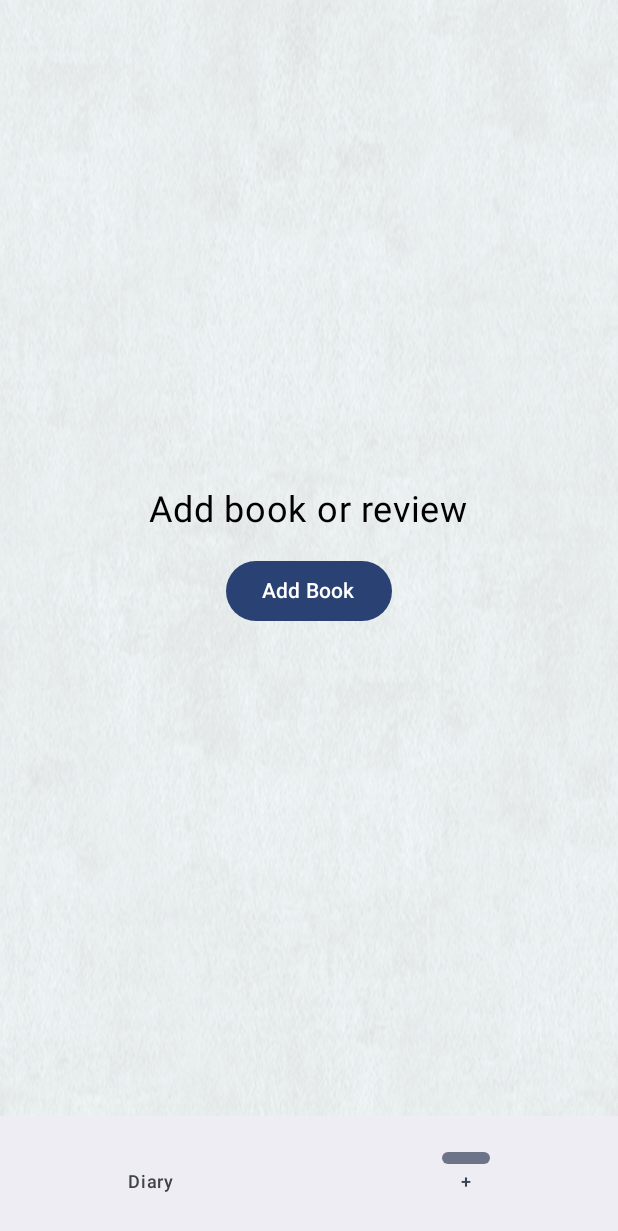
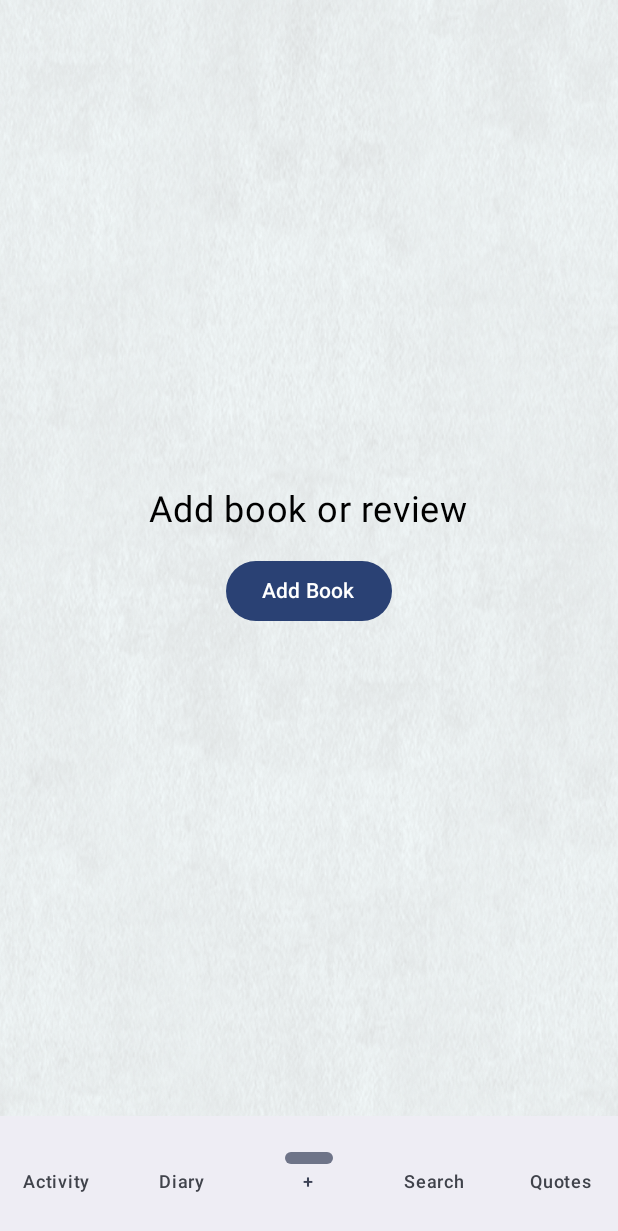
Before and after one commit to gitHST/pager, an Android app built with Jetpack Compose: the screen it shows after launch (MainActivity), on a phone screen of 412 x 824 dp. Shown: the top 1231 px of the screen. Run offline under Robolectric (Android 15) with nearby library versions, the phone set to English and light mode, and no system bars; our stand-ins replace Room's generated code.

Commit message:
Removed back button from review and added swipe navigation

```diff
--- a/app/build.gradle.kts
+++ b/app/build.gradle.kts
@@ -68,6 +68,7 @@ dependencies {
     implementation(libs.androidx.room.runtime)
     implementation(libs.androidx.room.ktx)
     implementation(libs.compose.google.fonts)
+    implementation(libs.compose.animation)
     ksp(libs.androidx.room.compiler)
 
     testImplementation(libs.junit)
--- a/app/src/main/java/com/luke/pager/navigation/BottomNavBar.kt
+++ b/app/src/main/java/com/luke/pager/navigation/BottomNavBar.kt
@@ -11,11 +11,11 @@ import androidx.navigation.compose.currentBackStackEntryAsState
 @Composable
 fun BottomNavBar(navController: NavHostController) {
     val items = listOf(
-        // NavItem("activity", "Activity"),
+        NavItem("activity", "Activity"),
         NavItem("diary", "Diary"),
         NavItem("plus", "+"),
-        // NavItem("search", "Search"),
-        // NavItem("quotes", "Quotes")
+        NavItem("search", "Search"),
+        NavItem("quotes", "Quotes")
     )
 
     NavigationBar {
--- a/app/src/main/java/com/luke/pager/navigation/NavGraph.kt
+++ /dev/null
@@ -1,36 +0,0 @@
-package com.luke.pager.navigation
-
-import androidx.compose.runtime.Composable
-import androidx.compose.runtime.collectAsState
-import androidx.compose.runtime.getValue
-import androidx.navigation.NavHostController
-import androidx.navigation.compose.NavHost
-import androidx.navigation.compose.composable
-import com.luke.pager.data.viewmodel.BookViewModel
-import com.luke.pager.data.viewmodel.ReviewViewModel
-import com.luke.pager.screens.ActivityScreen
-import com.luke.pager.screens.AddScreen
-import com.luke.pager.screens.DiaryScreen
-import com.luke.pager.screens.QuotesScreen
-import com.luke.pager.screens.ReviewScreen
-import com.luke.pager.screens.SearchScreen
-
-@Composable
-fun PagerNavHost(
-    navController: NavHostController,
-    bookViewModel: BookViewModel,
-    reviewViewModel: ReviewViewModel
-) {
-    NavHost(navController, startDestination = "plus") {
-        composable("activity") { ActivityScreen(bookViewModel) }
-        composable("diary") { DiaryScreen(navController, bookViewModel) }
-        composable("plus") { AddScreen(bookViewModel, reviewViewModel) }
-        composable("search") { SearchScreen(bookViewModel) }
-        composable("quotes") { QuotesScreen(bookViewModel) }
-        composable("review_screen/{reviewId}") { backStackEntry ->
-            val reviewId = backStackEntry.arguments?.getString("reviewId")?.toLongOrNull() ?: 0L
-            val reviews by bookViewModel.allReviews.collectAsState()
-            ReviewScreen(navController = navController, reviewId = reviewId, reviews = reviews)
-        }
-    }
-}
--- /dev/null
+++ b/app/src/main/java/com/luke/pager/navigation/PagerNavHost.kt
@@ -0,0 +1,68 @@
+package com.luke.pager.navigation
+
+import androidx.compose.runtime.Composable
+import androidx.compose.runtime.collectAsState
+import androidx.compose.runtime.getValue
+import androidx.navigation.NavHostController
+import androidx.navigation.compose.NavHost
+import androidx.navigation.compose.composable
+import androidx.navigation.compose.currentBackStackEntryAsState
+import com.luke.pager.data.viewmodel.BookViewModel
+import com.luke.pager.data.viewmodel.ReviewViewModel
+import com.luke.pager.screens.ActivityScreen
+import com.luke.pager.screens.AddScreen
+import com.luke.pager.screens.DiaryScreen
+import com.luke.pager.screens.QuotesScreen
+import com.luke.pager.screens.ReviewScreen
+import com.luke.pager.screens.SearchScreen
+
+
+@Composable
+fun PagerNavHost(
+    navController: NavHostController,
+    bookViewModel: BookViewModel,
+    reviewViewModel: ReviewViewModel
+) {
+    val navItems = listOf(
+        NavItem("activity", "Activity"),
+        NavItem("diary", "Diary"),
+        NavItem("plus", "+"),
+        NavItem("search", "Search"),
+        NavItem("quotes", "Quotes")
+    )
+
+    val currentRoute by navController.currentBackStackEntryAsState()
+
+    NavHost(navController, startDestination = "plus") {
+        composable("activity") {
+            SwipeToNavigate(navController, currentRoute?.destination?.route.orEmpty(), navItems) {
+                ActivityScreen(bookViewModel)
+            }
+        }
+        composable("diary") {
+            SwipeToNavigate(navController, currentRoute?.destination?.route.orEmpty(), navItems) {
+                DiaryScreen(navController, bookViewModel)
+            }
+        }
+        composable("plus") {
+            SwipeToNavigate(navController, currentRoute?.destination?.route.orEmpty(), navItems) {
+                AddScreen(bookViewModel, reviewViewModel)
+            }
+        }
+        composable("search") {
+            SwipeToNavigate(navController, currentRoute?.destination?.route.orEmpty(), navItems) {
+                SearchScreen(bookViewModel)
+            }
+        }
+        composable("quotes") {
+            SwipeToNavigate(navController, currentRoute?.destination?.route.orEmpty(), navItems) {
+                QuotesScreen(bookViewModel)
+            }
+        }
+        composable("review_screen/{reviewId}") { backStackEntry ->
+            val reviewId = backStackEntry.arguments?.getString("reviewId")?.toLongOrNull() ?: 0L
+            val reviews by bookViewModel.allReviews.collectAsState()
+            ReviewScreen(navController = navController, reviewId = reviewId, reviews = reviews)
+        }
+    }
+}
--- /dev/null
+++ b/app/src/main/java/com/luke/pager/navigation/SwipeToNavigate.kt
@@ -0,0 +1,35 @@
+package com.luke.pager.navigation
+
+import androidx.compose.foundation.gestures.detectHorizontalDragGestures
+import androidx.compose.foundation.layout.Box
+import androidx.compose.runtime.Composable
+import androidx.compose.ui.Modifier
+import androidx.compose.ui.input.pointer.pointerInput
+import androidx.navigation.NavHostController
+
+@Composable
+fun SwipeToNavigate(
+    navController: NavHostController,
+    currentRoute: String,
+    navItems: List<NavItem>,
+    content: @Composable () -> Unit
+) {
+    val currentIndex = navItems.indexOfFirst { it.route == currentRoute }
+    val setDragAmount = 50
+
+    Box(
+        modifier = Modifier.pointerInput(Unit) {
+            detectHorizontalDragGestures { change, dragAmount ->
+                if (dragAmount > setDragAmount) {
+                    val previousIndex = (currentIndex - 1).coerceAtLeast(0)
+                    navController.navigate(navItems[previousIndex].route)
+                } else if (dragAmount < -setDragAmount) {
+                    val nextIndex = (currentIndex + 1).coerceAtMost(navItems.lastIndex)
+                    navController.navigate(navItems[nextIndex].route)
+                }
+            }
+        }
+    ) {
+        content()
+    }
+}
--- a/app/src/main/java/com/luke/pager/screens/ReviewScreen.kt
+++ b/app/src/main/java/com/luke/pager/screens/ReviewScreen.kt
@@ -5,7 +5,6 @@ import androidx.compose.foundation.layout.Spacer
 import androidx.compose.foundation.layout.fillMaxSize
 import androidx.compose.foundation.layout.height
 import androidx.compose.foundation.layout.padding
-import androidx.compose.material3.Button
 import androidx.compose.material3.Text
 import androidx.compose.runtime.Composable
 import androidx.compose.ui.Alignment
@@ -37,11 +36,6 @@ fun ReviewScreen(
             }
             Spacer(modifier = Modifier.height(8.dp))
             Text(review.reviewText ?: "You have not reviewed this book", fontSize = 16.sp)
-
-            Spacer(modifier = Modifier.height(16.dp))
-            Button(onClick = { navController.popBackStack() }) {
-                Text("Close")
-            }
         }
     } ?: run {
         Text(text = "Review not found", fontSize = 20.sp)
```
Also changed, not shown: gradle/libs.versions.toml (+5 -3 lines), 2 other files.
